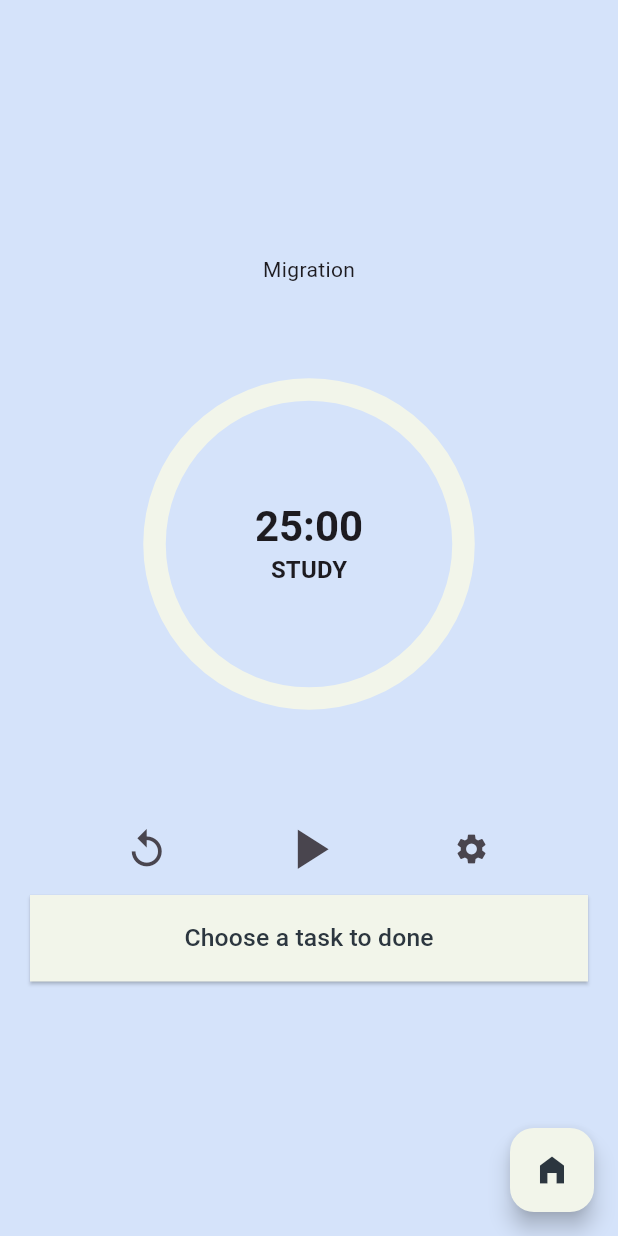
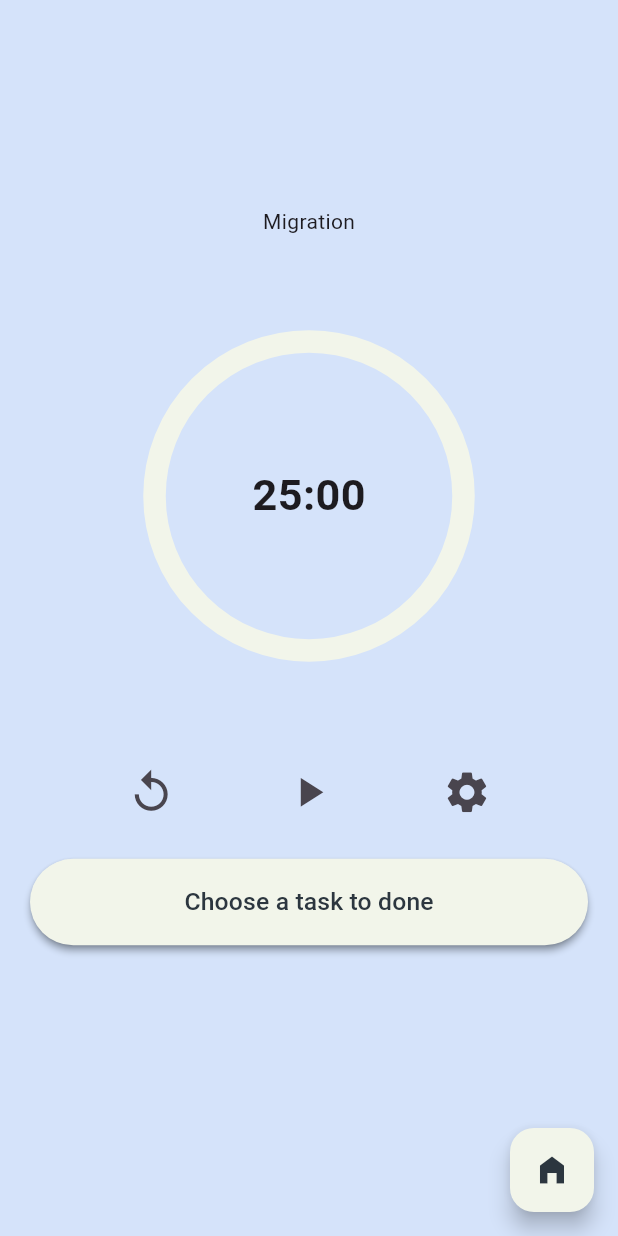
Before and after one commit to ardaklc0/ArtisticToDoApp, a Flutter app: the CountDownTimerPage screen opened by its route, on a phone screen of 412 x 824 dp. Run offline on Flutter 3.47's test engine with Material 3 defaults, Android fonts, the phone set to English and light mode, and no system bars; drawn by our look-alikes of overlay_support, timer_count_down; our stand-ins replace audioplayers, palette_generator, shared_preferences, sqflite; accounts and stored records are empty.

Commit message:
Some minor fixes and minor animations were added.

```diff
--- a/lib/screens/pomodoro.dart
+++ b/lib/screens/pomodoro.dart
@@ -63,9 +63,7 @@ Widget _floatingActionButton(Color floatingActionButtonColor, BuildContext conte
   final taskProvider = Provider.of<TaskProvider>(context);
   final plannerProvider = Provider.of<PlannerProvider>(context);
   final timerProvider = Provider.of<TimerProvider>(context);
-  return Visibility(
-    visible: !timerProvider.isRunning,
-    child: FloatingActionButton(
+  return FloatingActionButton(
     backgroundColor: floatingActionButtonColor,
     child: homeIconForFloatingActionButton,
     onPressed: () async {
@@ -75,6 +73,5 @@ Widget _floatingActionButton(Color floatingActionButtonColor, BuildContext conte
         Navigator.pop(context);
       }
     },
-    ),
   );
 }
--- a/lib/screens/pomodoro_migration.dart
+++ b/lib/screens/pomodoro_migration.dart
@@ -21,6 +21,7 @@ class _CountDownTimerPageState extends State<CountDownTimerPage> {
   Widget build(BuildContext context) {
     final SoundSelectionProvider audioProvider = SoundSelectionProvider();
     final TimerProvider timerProvider = Provider.of<TimerProvider>(context);
+    final PlannerProvider plannerProvider = Provider.of<PlannerProvider>(context);
     return PopScope(
       canPop: false,
       onPopInvoked: (bool didPop) async {
@@ -41,17 +42,17 @@ class _CountDownTimerPageState extends State<CountDownTimerPage> {
         backgroundColor: homePageColor,
         body: Padding(
           padding: const EdgeInsets.all(20.0),
+          child: AnimatedSlide(
+            curve: Curves.easeInOut,
+            offset: timerProvider.isRunning ? const Offset(0, 0.2) : const Offset(0, 0.15),
+            duration: const Duration(milliseconds: 500),
             child: Column(
-            mainAxisAlignment: MainAxisAlignment.center,
-            crossAxisAlignment: CrossAxisAlignment.center,
               children: <Widget>[
                 const Text("Migration"),
                 Countdown(
                   controller: _controller,
                   seconds: TimerProvider.currentTimeInSeconds,
                   build: (_, double time) {
-                  print("Time: $time");
-                  print(TimerProvider.currentTimeInSeconds);
                     return Padding(
                       padding: const EdgeInsets.all(20.0),
                       child: Column(
@@ -80,8 +81,16 @@ class _CountDownTimerPageState extends State<CountDownTimerPage> {
                   },
                 ),
                 const MediaButtons(),
-              const TaskDropdownWidget(),
+                const SizedBox(height: 20),
+                AnimatedSlide(
+                  curve: Curves.easeInOut,
+                  offset: timerProvider.isRunning ? const Offset(0, 10) : const Offset(0, 0),
+                  duration: const Duration(milliseconds: 500),
+                  child: (plannerProvider.plannerId != null) ? const TaskDropdownWidget() : const PlannerChooserWidget(),
+                ),
+
               ],
+            ),
           ),
         ),
         floatingActionButton: _floatingActionButton(const Color.fromRGBO(242, 245, 234, 1), context),
@@ -89,13 +98,15 @@ class _CountDownTimerPageState extends State<CountDownTimerPage> {
     );
   }
 }
+
 Widget _floatingActionButton(Color floatingActionButtonColor, BuildContext context) {
   final taskProvider = Provider.of<TaskProvider>(context);
   final plannerProvider = Provider.of<PlannerProvider>(context);
   final timerProvider = Provider.of<TimerProvider>(context);
 
-  return AnimatedOpacity(
-    opacity: timerProvider.isRunning ? 0.0 : 1.0,
+  return AnimatedSlide(
+    curve: Curves.easeInOut,
+    offset: timerProvider.isRunning ? const Offset(0, 10) : const Offset(0, 0),
     duration: const Duration(milliseconds: 300),
     child: FloatingActionButton(
       backgroundColor: floatingActionButtonColor,
--- a/lib/ui/helper/common_functions.dart
+++ b/lib/ui/helper/common_functions.dart
@@ -86,6 +86,8 @@ Future<List<Container>> fetchPlanners(BuildContext context, double deviceHeight)
                 color: Colors.white,
               ),
             ),
+            child: Padding(
+              padding: const EdgeInsets.all(3),
               child: Container(
                 width: double.infinity,
                 height: deviceHeight * 0.08,
@@ -98,6 +100,7 @@ Future<List<Container>> fetchPlanners(BuildContext context, double deviceHeight)
                   child: Text(
                     '${element.id}.) at ${element.creationDate} with ${element.plannerArtist}',
                     style: TextStyle(fontSize: deviceHeight * 0.02),
+                  ),
                 ),
               ),
             ),
--- a/lib/ui/styles/common_styles.dart
+++ b/lib/ui/styles/common_styles.dart
@@ -23,6 +23,8 @@ ButtonStyle get mainUiRaisedButtonStyle => ElevatedButton.styleFrom(
   foregroundColor: const Color.fromRGBO(44, 54, 63, 1),
   backgroundColor: const Color.fromRGBO(242, 245, 234, 1),
   shape: RoundedRectangleBorder(
-    borderRadius: BorderRadius.circular(0.0),
+    borderRadius: BorderRadius.circular(30.0),
   ),
+  shadowColor: const Color.fromRGBO(44, 54, 63, 1),
+  elevation: 2,
 );
--- a/lib/ui/widgets/pomodoro_widgets/appbar_widgets.dart
+++ b/lib/ui/widgets/pomodoro_widgets/appbar_widgets.dart
@@ -13,7 +13,7 @@ class SettingsButton extends StatelessWidget {
   @override
   Widget build(BuildContext context) {
     final timerProvider = Provider.of<TimerProvider>(context);
-
+    final deviceHeight = MediaQuery.of(context).size.height;
     void navigateSettingsPage() {
       Navigator.of(context).push(MaterialPageRoute(
         builder: (context) => const SettingsPage(),
@@ -22,7 +22,10 @@ class SettingsButton extends StatelessWidget {
 
     return IconButton(
       onPressed: timerProvider.isEqual ? navigateSettingsPage : null,
-      icon: const Icon(Icons.settings),
+      icon: Icon(
+          Icons.settings,
+        size: deviceHeight * 0.04,
+      ),
     );
   }
 }
--- a/lib/ui/widgets/pomodoro_widgets/body_widgets.dart
+++ b/lib/ui/widgets/pomodoro_widgets/body_widgets.dart
@@ -42,7 +42,6 @@ class StudyBreakWidget extends StatelessWidget {
       mainAxisAlignment: MainAxisAlignment.center,
       children: [
         TimeWidget(),
-        TimeModeWidget(),
       ],
     );
   }
@@ -68,13 +67,14 @@ class TimeWidget extends StatelessWidget {
   });
   @override
   Widget build(BuildContext context) {
+    final deviceHeight = MediaQuery.of(context).size.height;
     final timerProvider = Provider.of<TimerProvider>(context);
     return Text(
       timerProvider.currentTimeDisplay,
-      style: Theme.of(context)
-          .textTheme
-          .headlineMedium!
-          .copyWith(fontWeight: FontWeight.bold),
+      style: TextStyle(
+        fontSize: deviceHeight * 0.035,
+        fontWeight: FontWeight.bold,
+      ),
     );
   }
 }
@@ -87,6 +87,7 @@ class MediaButtons extends StatelessWidget {
     final timerProvider = Provider.of<TimerProvider>(context);
     final taskProvider = Provider.of<TaskProvider>(context);
     final plannerProvider = Provider.of<PlannerProvider>(context);
+    final deviceHeight = MediaQuery.of(context).size.height;
     return Row(
       mainAxisAlignment: MainAxisAlignment.spaceEvenly,
       children: [
@@ -99,7 +100,8 @@ class MediaButtons extends StatelessWidget {
               timerProvider.toggleTimer();
             }
           },
-          icon: const Icon(Icons.replay, size: 30.0),
+          icon: Icon(Icons.replay,
+              size: deviceHeight * 0.04),
         ),
         IconButton(
           onPressed: () async {
@@ -122,7 +124,7 @@ class MediaButtons extends StatelessWidget {
           },
           icon: Icon(
             timerProvider.isRunning ? Icons.pause : Icons.play_arrow,
-            size: 45.0,
+            size: deviceHeight * 0.04,
           ),
         ),
         const SettingsButton()
@@ -141,7 +143,13 @@ class TaskDropdownWidget extends StatelessWidget {
     final plannerProvider = Provider.of<PlannerProvider>(context);
     double deviceHeight = MediaQuery.of(context).size.height;
     if (!timerProvider.isRunning && plannerProvider.plannerId != null) {
-      return Column(
+      return SizedBox(
+        height: deviceHeight * 0.2,
+        child: AnimatedSlide(
+          curve: Curves.easeInOut,
+          offset: timerProvider.isRunning ? const Offset(0, 10) : const Offset(0, 0),
+          duration: const Duration(milliseconds: 400),
+          child: Column(
             children: [
               FutureBuilder<List<Planner>>(
                 future: getPlanners(),
@@ -153,6 +161,11 @@ class TaskDropdownWidget extends StatelessWidget {
                   } else {
                     List<Planner> planners = snapshot.data ?? [];
                     return DropdownButtonFormField<String>(
+                      style: TextStyle(
+                        fontSize: deviceHeight * 0.05,
+                        color: Colors.black
+                      ),
+                      itemHeight: deviceHeight * 0.08,
                       value: plannerProvider.plannerId.toString(),
                       items: planners.map((planner) {
                         return DropdownMenuItem<String>(
@@ -186,6 +199,11 @@ class TaskDropdownWidget extends StatelessWidget {
                   } else {
                     List<Task> tasks = snapshot.data ?? [];
                     return DropdownButtonFormField<int>(
+                      style: TextStyle(
+                          fontSize: deviceHeight * 0.05,
+                          color: Colors.black
+                      ),
+                      itemHeight: deviceHeight * 0.08,
                       value: TaskProvider.taskId,
                       items: tasks.map((task) {
                         return DropdownMenuItem<int>(
@@ -209,19 +227,28 @@ class TaskDropdownWidget extends StatelessWidget {
                 },
               )
             ],
+          ),
+        ),
       );
     } else {
+      return Container();
+    }
+  }
+}
+class PlannerChooserWidget extends StatelessWidget {
+  const PlannerChooserWidget({super.key});
 
-      return Column(
+  @override
+  Widget build(BuildContext context) {
+    final plannerProvider = Provider.of<PlannerProvider>(context);
+    double deviceHeight = MediaQuery.of(context).size.height;
+    return SizedBox(
+      height: deviceHeight * 0.2,
+      child: Column(
         children: [
-          AnimatedOpacity(
-            opacity: timerProvider.isRunning ? 0.0 : 1.0,
-            duration: const Duration(milliseconds: 300),
-            child: SizedBox(
+          SizedBox(
+            height: deviceHeight * 0.07,
             width: double.infinity,
-              height: deviceHeight * 0.07,
-              child: Visibility(
-                visible: !timerProvider.isRunning,
             child: ElevatedButton(
               onPressed: () async {
                 try {
@@ -241,13 +268,12 @@ class TaskDropdownWidget extends StatelessWidget {
               ),
             ),
           ),
+        ],
       ),
-          ),
-        ],
     );
   }
 }
-}
+
 Future<bool> dialogBuilder(BuildContext context) async {
   bool confirm = false;
   confirm = await showDialog(
```
Also changed, not shown: lib/screens/home_page.dart (+18 -6 lines). Lines whose indentation alone changed are shown as unchanged.
